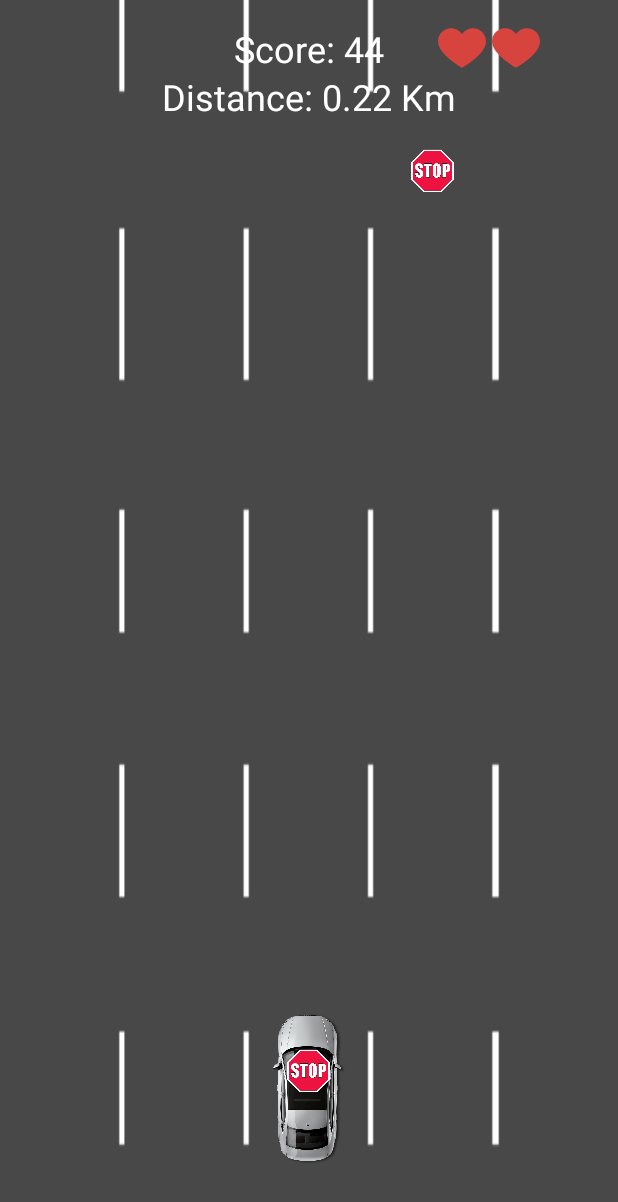
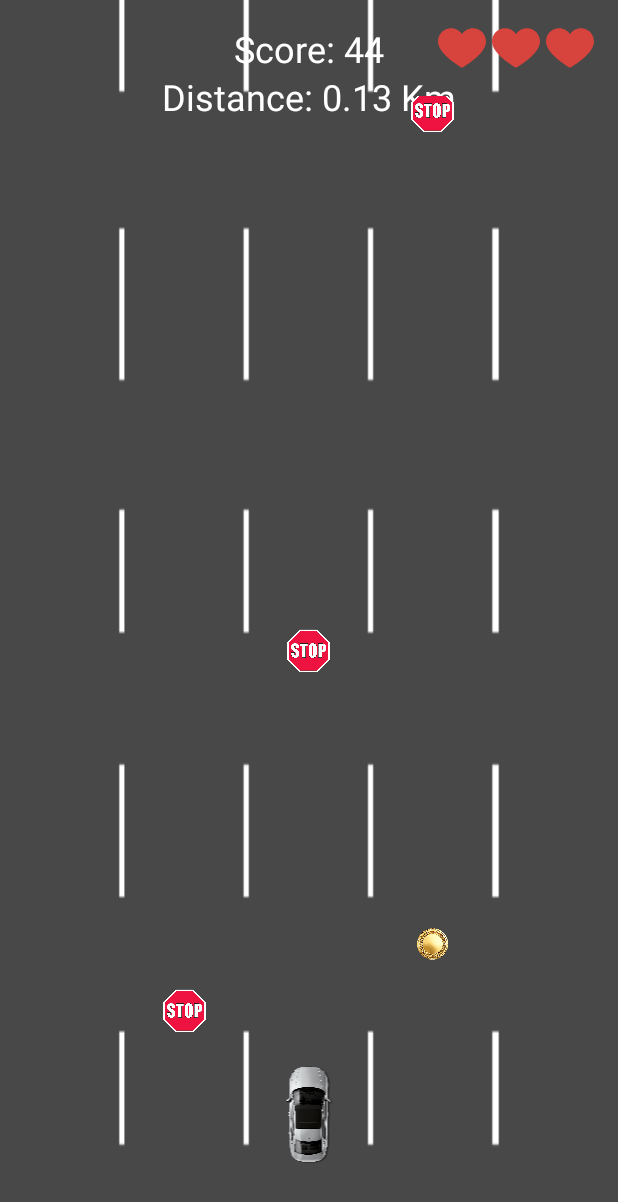
Before and after one commit to galogdan/Race-Mini-Game, an Android app: the screen it shows after launch (MainActivity), after a tap on "SENSOR MODE", on a phone screen of 412 x 824 dp. Shown: the top 1202 px of the screen. Run offline under Robolectric (Android 15) with nearby library versions, the phone set to English and light mode, and no system bars; libraries missing offline, so code that uses them is left out: com.google.firebase.crashlytics.

Commit message:
Ui and logs changes

```diff
--- a/app/src/main/java/com/example/race_mini_game/App.java
+++ b/app/src/main/java/com/example/race_mini_game/App.java
@@ -4,7 +4,7 @@
 import androidx.work.Configuration;
 import androidx.work.WorkManager;
 
-public class App extends Application {
+public class App extends Application {      // App
     @Override
     public void onCreate() {
         super.onCreate();
--- a/app/src/main/java/com/example/race_mini_game/Fragments/ListFragment.java
+++ b/app/src/main/java/com/example/race_mini_game/Fragments/ListFragment.java
@@ -18,7 +18,7 @@
 
 import java.util.List;
 
-public class ListFragment extends Fragment {
+public class ListFragment extends Fragment {    // Fragment list to show the leaderboards
     private Leaderboards leaderboards;
     private RecyclerView recyclerView;
     private RecordAdapter adapter;
@@ -35,7 +35,7 @@
         if (context instanceof OnRecordSelectedListener) {
             listener = (OnRecordSelectedListener) context;
         } else {
-            throw new RuntimeException(context.toString() + " must implement OnScoreSelectedListener");
+            throw new RuntimeException(context.toString() + "OnScoreSelectedListener missing");
         }
     }
 
@@ -119,7 +119,6 @@
         }
 
 
-
         void bind(final Record record, int rank) {
             textViewRank.setText(String.valueOf(rank));
             textViewPlayerName.setText(record.getName());
--- a/app/src/main/java/com/example/race_mini_game/Fragments/MapFragment.java
+++ b/app/src/main/java/com/example/race_mini_game/Fragments/MapFragment.java
@@ -21,7 +21,7 @@
 import com.google.android.gms.maps.model.LatLng;
 import com.google.android.gms.maps.model.MarkerOptions;
 
-public class MapFragment extends Fragment implements OnMapReadyCallback {
+public class MapFragment extends Fragment implements OnMapReadyCallback {   // Map fragment for the player record location
 
     private GoogleMap mMap;
     private Leaderboards leaderboards;
--- a/app/src/main/java/com/example/race_mini_game/LeaderboardActivity.java
+++ b/app/src/main/java/com/example/race_mini_game/LeaderboardActivity.java
@@ -19,6 +19,7 @@
 import com.example.race_mini_game.Models.Record;
 import com.example.race_mini_game.R;
 
+// Leaderboards Activity
 public class LeaderboardActivity extends AppCompatActivity implements ListFragment.OnRecordSelectedListener {
 
     private MapFragment mapFragment;
--- a/app/src/main/java/com/example/race_mini_game/Logic/GameManager.java
+++ b/app/src/main/java/com/example/race_mini_game/Logic/GameManager.java
@@ -17,17 +17,19 @@
 
 import com.example.race_mini_game.Models.Leaderboards;
 import com.example.race_mini_game.R;
+import com.example.race_mini_game.Utils.SoundPlayer;
 
 import java.util.ArrayList;
 import java.util.Arrays;
 import java.util.Random;
 
-public class GameManager {
+public class GameManager {      // Handles the game logic
+
     private static final String TAG = "GameManager";
     private static final int LANES = 5;
     private static final int INITIAL_LIVES = 3;
     private static final float OBSTACLE_SPAWN_CHANCE = 0.3f;
-    private static final float OBSTACLE_SPEED = 1000f;
+    private static final float OBSTACLE_SPEED = 600f;
     private static final long VIBRATION_DURATION = 500;
     private static final int MAX_OBSTACLES = 3;
     private static final long OBSTACLE_SPAWN_DELAY = 500; // 0.5 seconds
@@ -47,7 +49,7 @@
     private long lastCoinSpawnTime;
     private boolean isGameRunning;
     private Random random;
-    private MediaPlayer crashSound;
+    private SoundPlayer soundPlayer;
     private int playerWidth;
     private int playerHeight;
     private int obstacleWidth;
@@ -128,7 +130,7 @@
     }
 
     private void initializeSounds() {
-        crashSound = MediaPlayer.create(context, R.raw.crash_sound);
+        soundPlayer = new SoundPlayer(this.context) ;
     }
 
     private void initializeGameLoop() {
@@ -157,7 +159,6 @@
         }
 
         updatePlayerPosition();
-        Log.d(TAG, "Lane positions calculated: " + Arrays.toString(lanePositions));
     }
 
     public void updatePlayerPosition() {
@@ -201,13 +202,11 @@
         params.topMargin = -obstacleHeight;
         gameLayout.addView(obstacle, params);
         obstacles.add(obstacle);
-        Log.d(TAG, "Obstacle added to layout at X: " + params.leftMargin + ", Y: " + params.topMargin);
-        Log.d(TAG, "Obstacle spawned in lane " + lane + " with position " + targetX);
+
     }
 
     public void spawnCoin() {
         if (lanePositions == null || lanePositions.length == 0) {
-            Log.e(TAG, "Lane positions not initialized");
             return;
         }
 
@@ -222,8 +221,6 @@
         params.topMargin = -coinHeight;
         gameLayout.addView(coin, params);
         coins.add(coin);
-        Log.d(TAG, "Coin added to layout at X: " + params.leftMargin + ", Y: " + params.topMargin);
-        Log.d(TAG, "Coin spawned in lane " + lane + " with position " + targetX);
     }
 
     public boolean checkCollision() {
@@ -277,7 +274,7 @@
                 if (gameCallback != null) {
                     gameCallback.onScoreUpdated(score);
                 }
-                Toast.makeText(context, "Coin collected! Score: " + score, Toast.LENGTH_SHORT).show();
+                //Toast.makeText(context, "Coin collected! Score: " + score, Toast.LENGTH_SHORT).show();
                 return true;
             }
         }
@@ -288,21 +285,15 @@
         lives--;
         updateLives();
 
-        playCrashSound();
+        soundPlayer.playSound(R.raw.crash_sound);
         vibrate();
+        soundPlayer.stopSound();
 
         // Show toast message on collision
         Toast.makeText(context, "Collision detected!", Toast.LENGTH_SHORT).show();
 
         if (lives <= 0) {
             gameOver();
-        }
-    }
-
-    private void playCrashSound() {
-        if (crashSound != null) {
-            crashSound.seekTo(0);
-            crashSound.start();
         }
     }
 
@@ -318,17 +309,13 @@
 
     public void gameOver() {
         isGameRunning = false;
-        Log.d("GameManager", "Game Over. Score: " + score);
         boolean isHighScore = leaderboards.isHighScore(score);
-        Log.d("GameManager", "Is High Score: " + isHighScore);
         if (isHighScore) {
             if (gameCallback != null) {
-                Log.d("GameManager", "Calling onNewHighScore");
                 gameCallback.onNewHighScore(score);
             }
         } else {
             if (gameCallback != null) {
-                Log.d("GameManager", "Calling onGameOver");
                 gameCallback.onGameOver(score);
             }
         }
@@ -337,14 +324,12 @@
     public void startGame() {
         isGameRunning = true;
         lastUpdateTime = SystemClock.elapsedRealtime();
-        Log.d(TAG, "Game started. isGameRunning set to true");
         initializeGame();
         gameLoopHandler.post(gameLoopRunnable);
     }
 
     public void stopGame() {
         isGameRunning = false;
-        Log.d(TAG, "Game stopped. isGameRunning set to false");
         gameLoopHandler.removeCallbacks(gameLoopRunnable);
     }
 
@@ -404,19 +389,15 @@
         float speed = OBSTACLE_SPEED;
         if (fastMode)
             speed += speed;
-        Log.d(TAG, "Update called with deltaTime: " + deltaTime);
         float deltaSeconds = deltaTime / 1000f;
         moveObstacles(deltaSeconds);
         moveCoins(deltaSeconds);
 
         long currentTime = SystemClock.elapsedRealtime();
-        Log.d(TAG, "Current Time: " + currentTime + ", Last Update Time: " + lastUpdateTime);
 
         if (currentTime - lastObstacleSpawnTime > OBSTACLE_SPAWN_DELAY && obstacles.size() < MAX_OBSTACLES) {
             float randomValue = random.nextFloat();
-            Log.d(TAG, "Random value for obstacle spawn: " + randomValue);
             if (randomValue < OBSTACLE_SPAWN_CHANCE) {
-                Log.d(TAG, "Spawning obstacle");
                 spawnObstacle();
                 lastObstacleSpawnTime = currentTime;  // Update the lastObstacleSpawnTime here
             }
@@ -436,6 +417,8 @@
         // Update distance
         distance += speed * deltaSeconds;
         if (distanceChangeListener != null) {
+            if (fastMode)
+                score += 2;
             score += 1;
             if (gameCallback != null) {
                 gameCallback.onScoreUpdated(score);
@@ -447,9 +430,9 @@
 
 
     public void release() {
-        if (crashSound != null) {
-            crashSound.release();
-            crashSound = null;
+        if (soundPlayer != null) {
+
+            soundPlayer = null;
         }
     }
 
--- a/app/src/main/java/com/example/race_mini_game/MenuActivity.java
+++ b/app/src/main/java/com/example/race_mini_game/MenuActivity.java
@@ -6,9 +6,11 @@
 import android.util.Log;
 import android.view.View;
 import android.widget.Button;
+import android.widget.Toast;
+
 import androidx.appcompat.app.AppCompatActivity;
 
-public class MenuActivity extends AppCompatActivity {
+public class MenuActivity extends AppCompatActivity {       // Menu activity
 
     private static final String TAG = "MenuActivity";
     private Button startGameButton;
@@ -32,7 +34,7 @@
             @Override
             public void onClick(View v) {
                 Intent intent = new Intent(MenuActivity.this, MainActivity.class);
-                intent.putExtra("sensorMode", false);
+                intent.putExtra("fastMode", fastMode);
                 startActivity(intent);
             }
         });
@@ -43,6 +45,7 @@
                 Log.d(TAG, "Sensor Mode button clicked.");
                 Intent intent = new Intent(MenuActivity.this, MainActivity.class);
                 intent.putExtra("sensorMode", true);
+                intent.putExtra("fastMode", fastMode);
                 startActivity(intent);
             }
         });
@@ -53,15 +56,15 @@
             public void onClick(View v) {
                 if (!fastMode) {
                     fastMode = true;
+                    fastSlowModeButton.setText(R.string.slow_mode);
                     Intent intent = new Intent(MenuActivity.this, MainActivity.class);
                     intent.putExtra("fastMode", true);
-                    startActivity(intent);
+                    //startActivity(intent);
                 }
                 else {
                     fastMode = false;
+                    fastSlowModeButton.setText(R.string.fast_mode);
                 }
-                Intent intent = new Intent(MenuActivity.this, MainActivity.class);
-                intent.putExtra("fastMode", false);
 
             }
         });
--- a/app/src/main/java/com/example/race_mini_game/Models/Leaderboards.java
+++ b/app/src/main/java/com/example/race_mini_game/Models/Leaderboards.java
@@ -2,7 +2,6 @@
 
 import android.content.Context;
 import android.content.SharedPreferences;
-import android.util.Log;
 
 import com.google.firebase.crashlytics.buildtools.reloc.com.google.common.reflect.TypeToken;
 import com.google.gson.Gson;
@@ -11,10 +10,11 @@
 import java.util.Collections;
 import java.util.List;
 
-public class Leaderboards {
-    private static final String PREF_NAME = "ScorePreferences";
-    private static final String KEY_SCORES = "Scores";
-    private static final int MAX_SCORES = 10;
+public class Leaderboards {     // Leaderboards class
+
+    private static final String PREF_NAME = "Leaderboards";
+    private static final String KEY_RECORDS = "Records";
+    private static final int MAX_RECORDS = 10;
 
     private SharedPreferences sharedPreferences;
     private Gson gson;
@@ -25,7 +25,7 @@
     }
 
     public List<Record> getTopScores() {
-        String json = sharedPreferences.getString(KEY_SCORES, null);
+        String json = sharedPreferences.getString(KEY_RECORDS, null);
         Type type = new TypeToken<ArrayList<Record>>() {}.getType();
         List<Record> records = gson.fromJson(json, type);
 
@@ -34,25 +34,24 @@
         }
 
         Collections.sort(records);
-        return records.subList(0, Math.min(records.size(), MAX_SCORES));
+        return records.subList(0, Math.min(records.size(), MAX_RECORDS));
     }
 
     public boolean isHighScore(int score) {
         List<Record> topScores = getTopScores();
-        return topScores.isEmpty() || topScores.size() < MAX_SCORES || score > topScores.get(topScores.size() - 1).getScore();
+        return topScores.isEmpty() || topScores.size() < MAX_RECORDS || score > topScores.get(topScores.size() - 1).getScore();
     }
 
     public void addScore(String playerName, int score, double latitude, double longitude) {
-        Log.d("Adding Score"," " +latitude +"  "+ longitude);
         List<Record> scores = getTopScores();
         scores.add(new Record(playerName, score, latitude, longitude));
         Collections.sort(scores);
 
-        if (scores.size() > MAX_SCORES) {
-            scores = scores.subList(0, MAX_SCORES);
+        if (scores.size() > MAX_RECORDS) {
+            scores = scores.subList(0, MAX_RECORDS);
         }
 
         String json = gson.toJson(scores);
-        sharedPreferences.edit().putString(KEY_SCORES, json).apply();
+        sharedPreferences.edit().putString(KEY_RECORDS, json).apply();
     }
 }
--- a/app/src/main/java/com/example/race_mini_game/Models/Record.java
+++ b/app/src/main/java/com/example/race_mini_game/Models/Record.java
@@ -1,6 +1,6 @@
 package com.example.race_mini_game.Models;
 
-public class Record implements Comparable<Record> {
+public class Record implements Comparable<Record> {     // Record class
 
     private String playerName;
     private int score;
--- a/app/src/main/java/com/example/race_mini_game/Utils/MoveDetector.java
+++ b/app/src/main/java/com/example/race_mini_game/Utils/MoveDetector.java
@@ -6,8 +6,9 @@
 import android.hardware.SensorManager;
 import com.example.race_mini_game.Interfaces.MoveCallback;
 
-public class MoveDetector implements SensorEventListener {
-    private static final float MOVE_THRESHOLD = 2.0f; // Adjust this threshold as needed
+public class MoveDetector implements SensorEventListener {      // MoveDetector for sensor mode
+
+    private static final float MOVE_THRESHOLD = 2.5f; // Adjust this threshold as needed
     private SensorManager sensorManager;
     private Sensor accelerometer;
     private MoveCallback moveCallback;
@@ -39,7 +40,6 @@
 
     @Override
     public void onAccuracyChanged(Sensor sensor, int accuracy) {
-        // No implementation needed
     }
 
 }
--- a/app/src/main/java/com/example/race_mini_game/Utils/SoundPlayer.java
+++ b/app/src/main/java/com/example/race_mini_game/Utils/SoundPlayer.java
@@ -6,7 +6,7 @@
 import java.util.concurrent.Executor;
 import java.util.concurrent.Executors;
 
-public class SoundPlayer {
+public class SoundPlayer {      // SoundPlayer for sound effects
 
     private Context context;
     private Executor executor;
--- a/app/src/main/res/layout/activity_leaderboard.xml
+++ b/app/src/main/res/layout/activity_leaderboard.xml
@@ -26,9 +26,10 @@
         android:id="@+id/btn_back_to_menu"
         android:layout_width="wrap_content"
         android:layout_height="wrap_content"
-        android:text="Back to Menu"
+        android:text = "Menu"
         android:layout_alignParentBottom="true"
         android:layout_alignParentStart="true"
-        android:layout_margin="16dp" />
+        android:layout_margin="16dp"
+        style="@style/CustomButtonStyle"/>
 
 </RelativeLayout>
--- a/app/src/main/res/layout/activity_main.xml
+++ b/app/src/main/res/layout/activity_main.xml
@@ -4,7 +4,7 @@
     android:background="@drawable/five_lanes_new">
 
     <!-- Lives -->
-    <LinearLayout
+    <androidx.appcompat.widget.LinearLayoutCompat
         android:id="@+id/livesLayout"
         android:layout_width="wrap_content"
         android:layout_height="wrap_content"
@@ -35,10 +35,10 @@
             android:layout_marginStart="@dimen/life_margin"
             android:src="@drawable/heart"
             android:contentDescription="@string/life"/>
-    </LinearLayout>
+    </androidx.appcompat.widget.LinearLayoutCompat>
 
     <!-- Score -->
-    <TextView
+    <com.google.android.material.textview.MaterialTextView
         android:id="@+id/scoreTextView"
         android:layout_width="wrap_content"
         android:layout_height="wrap_content"
@@ -47,9 +47,9 @@
         android:layout_alignParentTop="true"
         android:layout_centerHorizontal="true"
         android:layout_marginTop="16dp"
-        android:text="Score: 0"/>
+        android:text="@string/score_0"/>
 
-    <TextView
+    <com.google.android.material.textview.MaterialTextView
         android:id="@+id/distanceTextView"
         android:layout_width="wrap_content"
         android:layout_height="wrap_content"
@@ -58,7 +58,7 @@
         android:layout_alignParentTop="true"
         android:layout_centerHorizontal="true"
         android:layout_marginTop="48dp"
-        android:text="Distance: 0m"/>
+        android:text="@string/distance_0km"/>
 
     <!-- Game Area -->
     <RelativeLayout
@@ -81,7 +81,7 @@
     </RelativeLayout>
 
     <!-- Control Buttons -->
-    <LinearLayout
+    <androidx.appcompat.widget.LinearLayoutCompat
         android:id="@+id/buttonLayout"
         android:layout_width="match_parent"
         android:layout_height="wrap_content"
@@ -104,5 +104,5 @@
             android:layout_height="wrap_content"
             android:text="@string/right"
             style="@style/CustomButtonStyle"/>
-    </LinearLayout>
+    </androidx.appcompat.widget.LinearLayoutCompat>
 </RelativeLayout>
--- a/app/src/main/res/values/dimens.xml
+++ b/app/src/main/res/values/dimens.xml
@@ -2,7 +2,7 @@
     <dimen name="button_margin_end">100dp</dimen>
     <dimen name="life_size">32dp</dimen>
     <dimen name="life_margin">4dp</dimen>
-    <dimen name="car_size">100dp</dimen>
+    <dimen name="car_size">65dp</dimen>
     <dimen name="layout_margin">16dp</dimen>
     <dimen name="layout_bottom_margin">16dp</dimen>
 
--- a/app/src/main/res/values/strings.xml
+++ b/app/src/main/res/values/strings.xml
@@ -4,4 +4,11 @@
     <string name="left">Left</string>
     <string name="right">Right</string>
     <string name="life">Right</string>
+    <string name="score_0">Score: 0</string>
+    <string name="distance_0km">Distance: 0Km</string>
+    <string name="fast_mode">Fast Mode</string>
+    <string name="slow_mode">Slow Mode</string>
+    <string name="normal_game">Normal Game</string>
+    <string name="sensor_mode">Sensor Mode</string>
+    <string name="leaderboards">Leaderboards</string>
 </resources>
```
Also changed, not shown: app/src/main/java/com/example/race_mini_game/MainActivity.java (+35 -17 lines), app/src/main/java/com/example/race_mini_game/Utils/SharedPreferencesManager.java (deleted, +0 -46 lines), app/src/main/res/layout/activity_menu.xml (+7 -8 lines), app/src/main/res/layout/dialog_activity.xml (added, +22 -0 lines).
